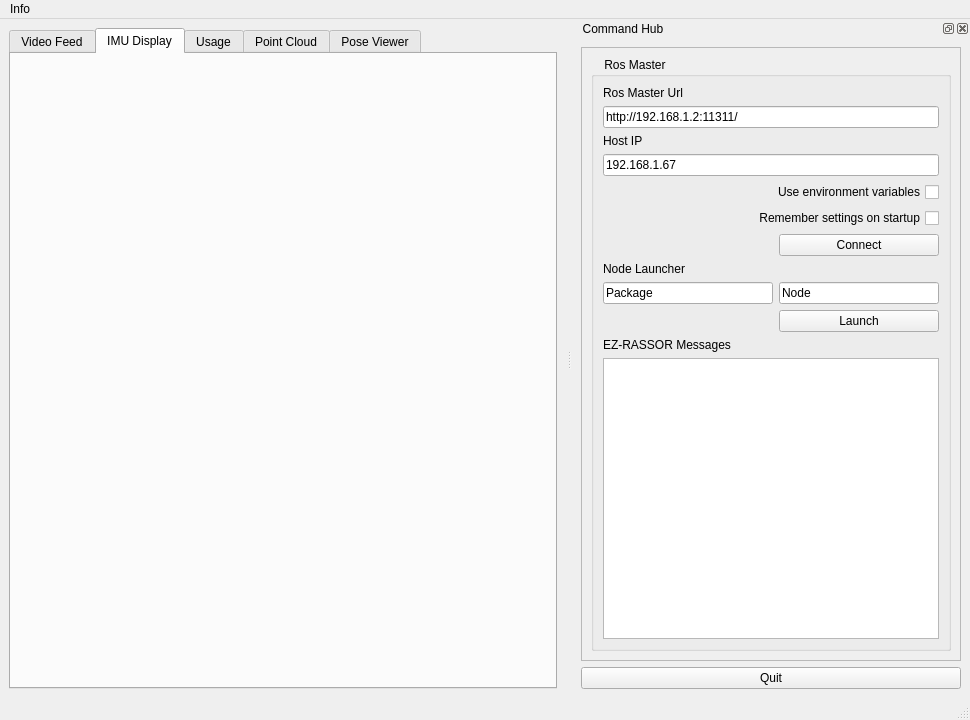
FlaSpaceInst/EZ-RASSOR, file packages/interfaces/ez_gui/ui/main_window.ui: the form before one commit.
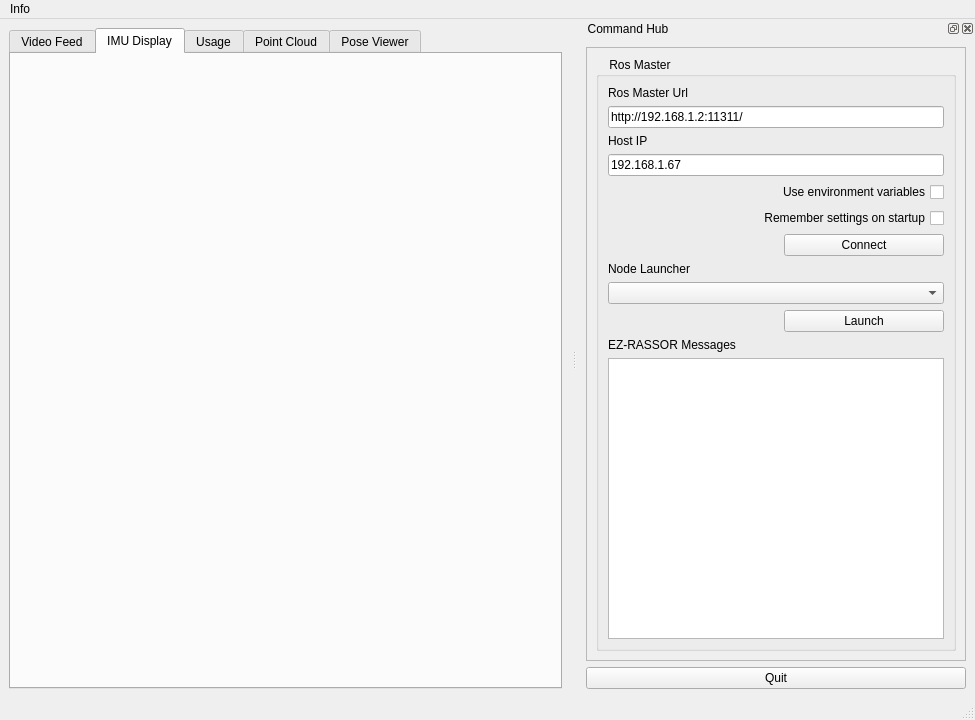
The form after the commit. The open tabs and pages were chosen to show the change. Icons and pictures are not drawn.

Patch:
```diff
--- a/packages/interfaces/ez_gui/ui/main_window.ui
+++ b/packages/interfaces/ez_gui/ui/main_window.ui
@@ -6,7 +6,7 @@
    <rect>
     <x>0</x>
     <y>0</y>
-    <width>970</width>
+    <width>975</width>
     <height>720</height>
    </rect>
   </property>
@@ -172,10 +172,10 @@
        <widget class="QWidget" name="verticalLayoutWidget_2">
         <property name="geometry">
          <rect>
-          <x>9</x>
-          <y>9</y>
-          <width>531</width>
-          <height>611</height>
+          <x>19</x>
+          <y>19</y>
+          <width>521</width>
+          <height>601</height>
          </rect>
         </property>
         <layout class="QVBoxLayout" name="imu_viewer"/>
@@ -357,7 +357,7 @@
     <rect>
      <x>0</x>
      <y>0</y>
-     <width>970</width>
+     <width>975</width>
      <height>18</height>
     </rect>
    </property>
@@ -543,29 +543,6 @@
              </property>
             </spacer>
            </item>
-           <item row="8" column="1">
-            <widget class="QLineEdit" name="node_launch">
-             <property name="inputMask">
-              <string/>
-             </property>
-             <property name="text">
-              <string>Node</string>
-             </property>
-            </widget>
-           </item>
-           <item row="8" column="0">
-            <widget class="QLineEdit" name="package_launch">
-             <property name="autoFillBackground">
-              <bool>false</bool>
-             </property>
-             <property name="inputMask">
-              <string/>
-             </property>
-             <property name="text">
-              <string>Package</string>
-             </property>
-            </widget>
-           </item>
            <item row="0" column="0">
             <widget class="QLabel" name="label">
              <property name="frameShape">
@@ -579,6 +556,12 @@
              </property>
             </widget>
            </item>
+           <item row="8" column="0" colspan="2">
+            <widget class="QComboBox" name="comboBox"/>
+           </item>
+           <item row="11" column="0" colspan="2">
+            <widget class="QListView" name="view_logging"/>
+           </item>
           </layout>
          </widget>
         </item>
```
Left out of the diff: 7 changed lines with no effect on the pictures.
